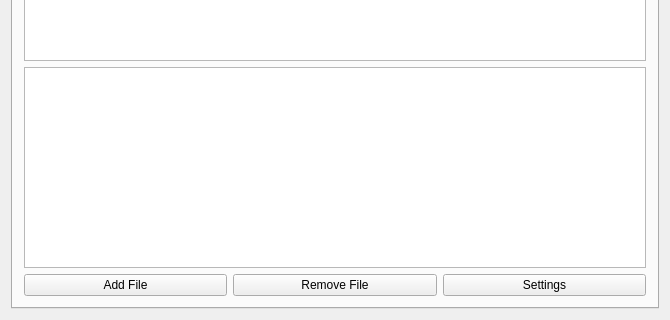
Before: the Qt Designer form autofilebackup.ui in imatefx/auto-file-backup, drawn with Qt 5; both pictures show x 0 to 670 and y 189 to 509 of the 670 by 509 pixel window.
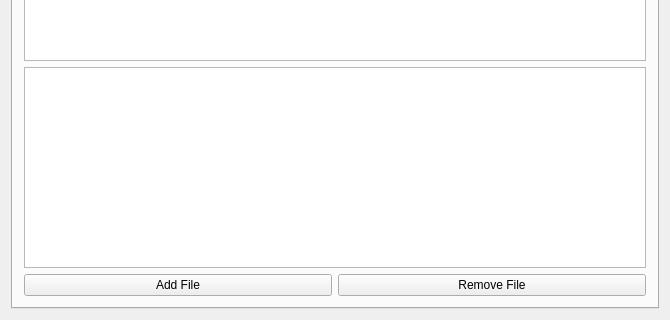
After: the same form once the commit is applied.

Commit message: Removed isSavedDir and logLevel variable , Unused variables , Removed Settings Button from form

Diff of the .ui file:
```diff
--- a/autofilebackup.ui
+++ b/autofilebackup.ui
@@ -46,13 +46,6 @@
            </property>
           </widget>
          </item>
-         <item>
-          <widget class="QPushButton" name="settingsButton">
-           <property name="text">
-            <string>Settings</string>
-           </property>
-          </widget>
-         </item>
         </layout>
        </item>
       </layout>
```
The commit also changes 2 other files.
